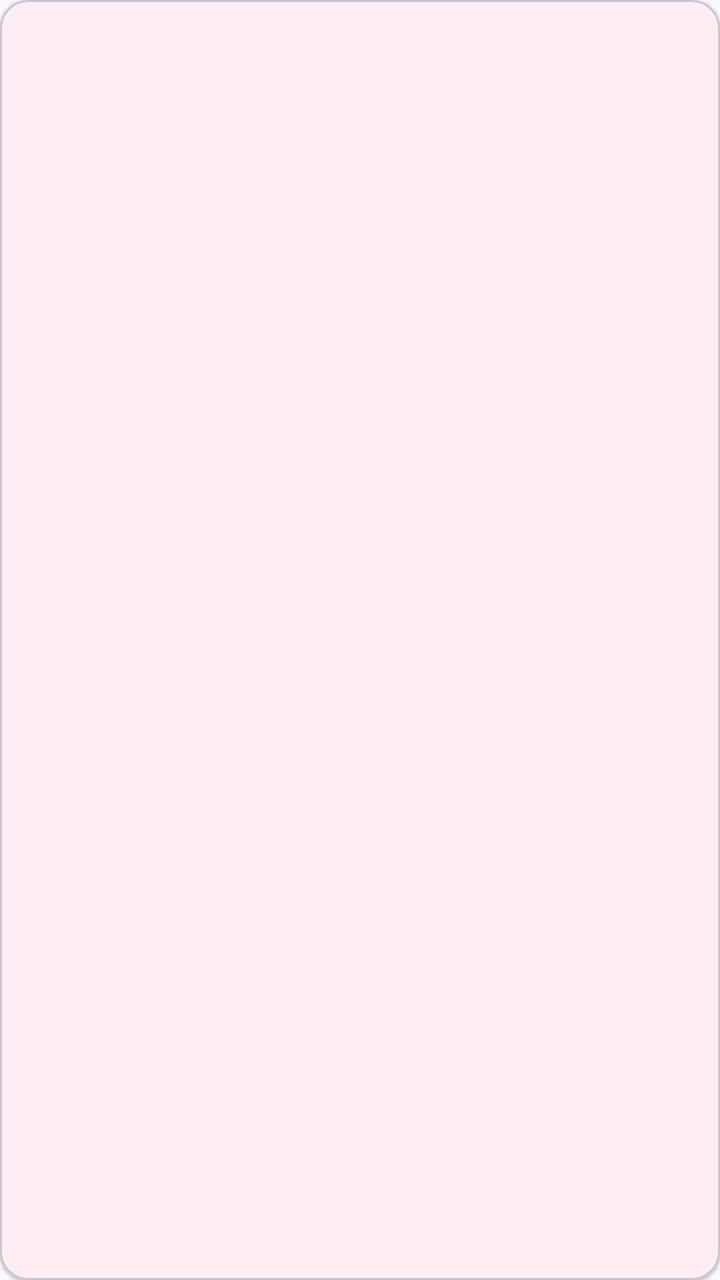
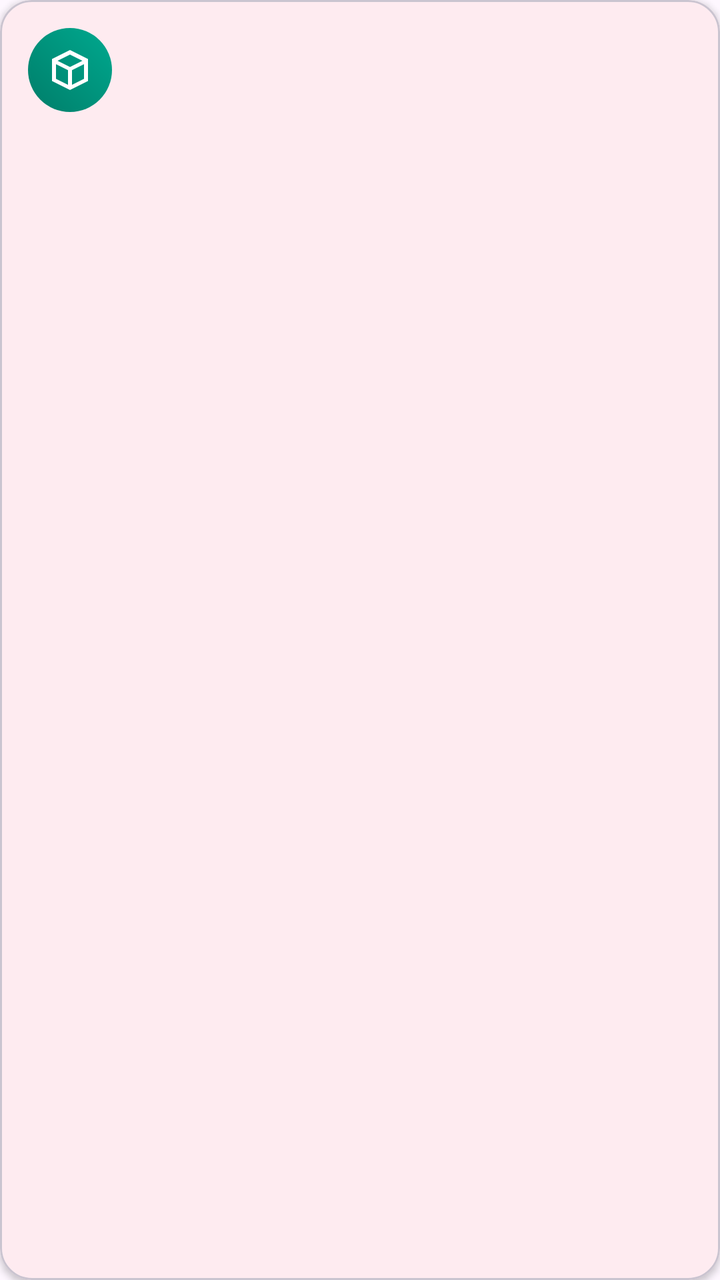

Screens rendered from an Android XML layout before and after an edit, with the pre-edit source and the edit as a unified diff.
<!-- AndroidManifest.xml: application theme Theme.MScope -->
<!-- res/layout/item_model.xml -->
<?xml version="1.0" encoding="utf-8"?>
<com.google.android.material.card.MaterialCardView xmlns:android="http://schemas.android.com/apk/res/android"
    xmlns:app="http://schemas.android.com/apk/res-auto"
    android:layout_width="match_parent"
    android:layout_height="wrap_content"
    android:layout_marginStart="12dp"
    android:layout_marginTop="6dp"
    android:layout_marginEnd="12dp"
    android:layout_marginBottom="6dp"
    android:clickable="true"
    android:focusable="true"
    android:foreground="?attr/selectableItemBackground"
    app:cardCornerRadius="14dp"
    app:cardElevation="1dp">

    <LinearLayout
        android:layout_width="match_parent"
        android:layout_height="wrap_content"
        android:orientation="vertical"
        android:padding="14dp">

        <TextView
            android:id="@+id/tvTitle"
            android:layout_width="match_parent"
            android:layout_height="wrap_content"
            android:ellipsize="end"
            android:maxLines="1"
            android:textColor="?android:attr/textColorPrimary"
            android:textSize="16sp"
            android:textStyle="bold" />

        <TextView
            android:id="@+id/tvOwner"
            android:layout_width="match_parent"
            android:layout_height="wrap_content"
            android:layout_marginTop="3dp"
            android:ellipsize="end"
            android:maxLines="1"
            android:textColor="?android:attr/textColorSecondary"
            android:textSize="12sp" />

        <TextView
            android:id="@+id/tvMeta"
            android:layout_width="match_parent"
            android:layout_height="wrap_content"
            android:layout_marginTop="7dp"
            android:ellipsize="end"
            android:maxLines="1"
            android:textColor="@color/brand"
            android:textSize="12sp" />

        <TextView
            android:id="@+id/tvDesc"
            android:layout_width="match_parent"
            android:layout_height="wrap_content"
            android:layout_marginTop="5dp"
            android:ellipsize="end"
            android:maxLines="2"
            android:textColor="?android:attr/textColorSecondary"
            android:textSize="12sp" />
    </LinearLayout>

</com.google.android.material.card.MaterialCardView>
<!-- resources referenced by this layout -->
<resources>
  <color name="brand">#FF5A2D</color>
  <style name="Theme.MScope" parent="Theme.Material3.DayNight.NoActionBar">
          <item name="colorPrimary">@color/brand</item>
          <item name="colorOnPrimary">@color/white</item>
          <item name="android:statusBarColor">@android:color/transparent</item>
      </style>
  <color name="white">#FFFFFFFF</color>
</resources>

<!-- the commit's change to res/layout/item_model.xml (unified diff, before → after) -->
@@ -10,54 +10,75 @@
     android:clickable="true"
     android:focusable="true"
     android:foreground="?attr/selectableItemBackground"
-    app:cardCornerRadius="14dp"
-    app:cardElevation="1dp">
+    app:cardCornerRadius="16dp"
+    app:cardElevation="2dp">
 
     <LinearLayout
         android:layout_width="match_parent"
         android:layout_height="wrap_content"
-        android:orientation="vertical"
+        android:orientation="horizontal"
         android:padding="14dp">
 
-        <TextView
-            android:id="@+id/tvTitle"
-            android:layout_width="match_parent"
+        <FrameLayout
+            android:layout_width="42dp"
+            android:layout_height="42dp">
+
+            <ImageView
+                android:layout_width="42dp"
+                android:layout_height="42dp"
+                android:background="@drawable/bg_avatar_ai"
+                android:contentDescription="@string/app_name"
+                android:padding="9dp"
+                android:src="@drawable/ic_model" />
+        </FrameLayout>
+
+        <LinearLayout
+            android:layout_width="0dp"
             android:layout_height="wrap_content"
-            android:ellipsize="end"
-            android:maxLines="1"
-            android:textColor="?android:attr/textColorPrimary"
-            android:textSize="16sp"
-            android:textStyle="bold" />
+            android:layout_marginStart="12dp"
+            android:layout_weight="1"
+            android:orientation="vertical">
 
-        <TextView
-            android:id="@+id/tvOwner"
-            android:layout_width="match_parent"
-            android:layout_height="wrap_content"
-            android:layout_marginTop="3dp"
-            android:ellipsize="end"
-            android:maxLines="1"
-            android:textColor="?android:attr/textColorSecondary"
-            android:textSize="12sp" />
+            <TextView
+                android:id="@+id/tvTitle"
+                android:layout_width="match_parent"
+                android:layout_height="wrap_content"
+                android:ellipsize="end"
+                android:maxLines="1"
+                android:textColor="?android:attr/textColorPrimary"
+                android:textSize="16sp"
+                android:textStyle="bold" />
 
-        <TextView
-            android:id="@+id/tvMeta"
-            android:layout_width="match_parent"
-            android:layout_height="wrap_content"
-            android:layout_marginTop="7dp"
-            android:ellipsize="end"
-            android:maxLines="1"
-            android:textColor="@color/brand"
-            android:textSize="12sp" />
+            <TextView
+                android:id="@+id/tvOwner"
+                android:layout_width="match_parent"
+                android:layout_height="wrap_content"
+                android:layout_marginTop="3dp"
+                android:ellipsize="end"
+                android:maxLines="1"
+                android:textColor="?android:attr/textColorSecondary"
+                android:textSize="12sp" />
 
-        <TextView
-            android:id="@+id/tvDesc"
-            android:layout_width="match_parent"
-            android:layout_height="wrap_content"
-            android:layout_marginTop="5dp"
-            android:ellipsize="end"
-            android:maxLines="2"
-            android:textColor="?android:attr/textColorSecondary"
-            android:textSize="12sp" />
+            <TextView
+                android:id="@+id/tvMeta"
+                android:layout_width="match_parent"
+                android:layout_height="wrap_content"
+                android:layout_marginTop="7dp"
+                android:ellipsize="end"
+                android:maxLines="1"
+                android:textColor="@color/brand"
+                android:textSize="12sp" />
+
+            <TextView
+                android:id="@+id/tvDesc"
+                android:layout_width="match_parent"
+                android:layout_height="wrap_content"
+                android:layout_marginTop="5dp"
+                android:ellipsize="end"
+                android:maxLines="2"
+                android:textColor="?android:attr/textColorSecondary"
+                android:textSize="12sp" />
+        </LinearLayout>
     </LinearLayout>
 
 </com.google.android.material.card.MaterialCardView>
<!-- resource entries referenced after the edit -->
@@ -1,11 +1,38 @@
 <!-- resources referenced by this layout -->
 <resources>
   <color name="brand">#FF5A2D</color>
+  <!-- drawable bg_avatar_ai (drawable) -->
+  <?xml version="1.0" encoding="utf-8"?>
+  <shape xmlns:android="http://schemas.android.com/apk/res/android"
+      android:shape="oval">
+      <gradient
+          android:angle="45"
+          android:endColor="@color/accent"
+          android:startColor="@color/accent_dark"
+          android:type="linear" />
+  </shape>
+  <!-- drawable ic_model (drawable) -->
+  <vector xmlns:android="http://schemas.android.com/apk/res/android"
+      android:width="24dp"
+      android:height="24dp"
+      android:viewportWidth="24"
+      android:viewportHeight="24"
+      android:tint="@color/white">
+      <path
+          android:fillColor="@android:color/white"
+          android:pathData="M12,2L3,6.5v11L12,22l9,-4.5v-11L12,2zM12,4.3l6.2,3.1L12,10.5 5.8,7.4 12,4.3zM5,9.1l6,3v7.3l-6,-3V9.1zM13,19.4v-7.3l6,-3v7.3l-6,3z" />
+  </vector>
+  <string name="app_name">魔搭模型库</string>
   <style name="Theme.MScope" parent="Theme.Material3.DayNight.NoActionBar">
           <item name="colorPrimary">@color/brand</item>
           <item name="colorOnPrimary">@color/white</item>
+          <item name="colorSecondary">@color/accent</item>
+          <item name="colorOnSecondary">@color/white</item>
           <item name="android:statusBarColor">@android:color/transparent</item>
+          <item name="android:navigationBarColor">@android:color/transparent</item>
       </style>
+  <color name="accent">#00A98F</color>
+  <color name="accent_dark">#007D69</color>
   <color name="white">#FFFFFFFF</color>
 </resources>
 
